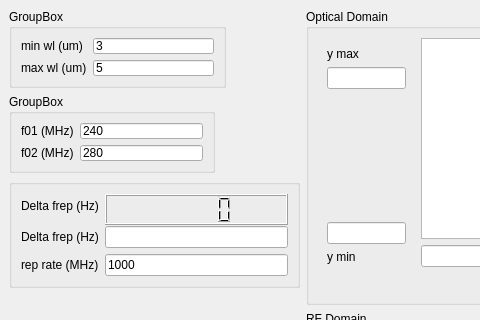
This is Gui_DCS_Lockpoints.ui in peter-chang62/Microscope_Data_Analysis as Qt 5 draws it before an edit; both pictures show x 0 to 480 and y 0 to 320 of the 785 by 637 pixel window. The edited form follows.
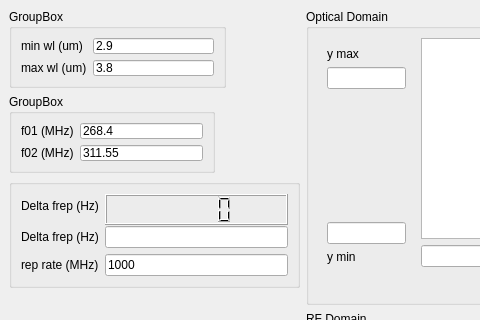
This is the edited form. Custom widgets are drawn as their Qt base class.

The edit to the form file:
```diff
--- a/Gui_DCS_Lockpoints.ui
+++ b/Gui_DCS_Lockpoints.ui
@@ -39,7 +39,7 @@
          <item row="0" column="1">
           <widget class="QLineEdit" name="le_min_wl">
            <property name="text">
-            <string>3</string>
+            <string>2.9</string>
            </property>
           </widget>
          </item>
@@ -53,7 +53,7 @@
          <item row="1" column="1">
           <widget class="QLineEdit" name="le_max_wl">
            <property name="text">
-            <string>5</string>
+            <string>3.8</string>
            </property>
           </widget>
          </item>
@@ -82,7 +82,7 @@
          <item row="0" column="1">
           <widget class="QLineEdit" name="le_f01">
            <property name="text">
-            <string>240</string>
+            <string>268.4</string>
            </property>
           </widget>
          </item>
@@ -96,7 +96,7 @@
          <item row="1" column="1">
           <widget class="QLineEdit" name="le_f02">
            <property name="text">
-            <string>280</string>
+            <string>311.55</string>
            </property>
           </widget>
          </item>
```
